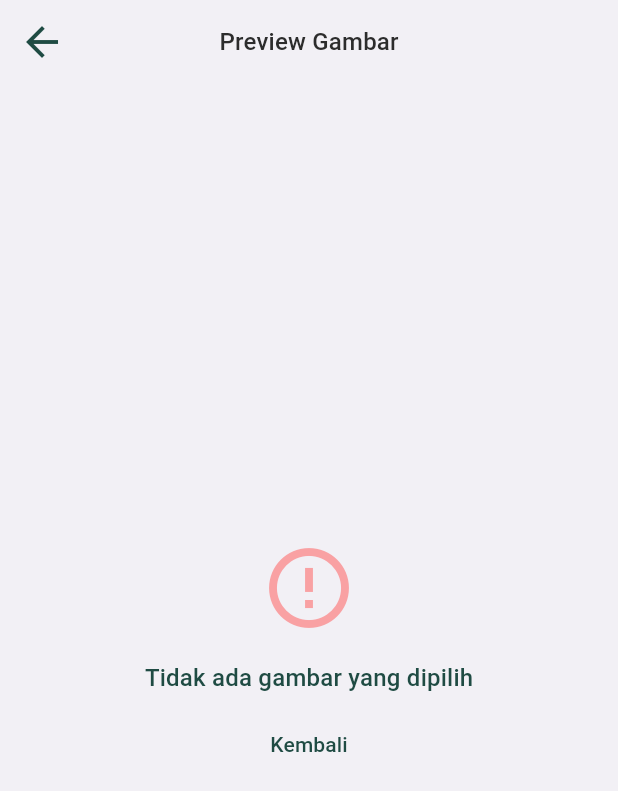
After one commit to DICODING-PG002/nabatdex, a Flutter app: the ImagePreviewScreen screen opened by its route, on a phone screen of 412 x 824 dp. The commit adds this screen. Shown: the top 791 px of the screen. Run offline on Flutter 3.47's test engine with Material 3 defaults, Android fonts, the phone set to English and light mode, and no system bars; our stand-ins replace google_fonts, image_cropper, image_picker, material_symbols_icons, permission_handler.

Commit message:
[feature/scanner]: select image from gallery & camera done

```diff
--- a/lib/core/constant/app_routes.dart
+++ b/lib/core/constant/app_routes.dart
@@ -1,6 +1,7 @@
 import 'package:nabatdex/common/shared_screen/main_screen.dart';
 import 'package:nabatdex/core/constant/app_navigation_items.dart';
 import 'package:nabatdex/features/journal/presentation/screen/plant_journal_screen.dart';
+import 'package:nabatdex/features/scanner/presentation/screen/image_preview_screen.dart';
 import 'package:nabatdex/features/scanner/presentation/screen/prediction_error_screen.dart';
 import 'package:nabatdex/features/scanner/presentation/screen/prediction_loading_screen.dart';
 import 'package:nabatdex/features/scanner/presentation/screen/prediction_result_screen.dart';
@@ -18,6 +19,7 @@ class AppRoutes {
 
     // Di bawah ini named route untuk semua screen
     // kecuali main screen journal dan ensiklopedia sudah ada di routes '/'
+    '/scanner/preview': (context) => const ImagePreviewScreen(),
     '/scanner/prediction/result': (context) => PredictionResultScreen(),
     '/scanner/prediction/loading': (context) => PredictionLoadingScreen(),
     '/scanner/prediction/error': (context) => PredictionErrorScreen(),
--- /dev/null
+++ b/lib/features/scanner/presentation/screen/image_preview_screen.dart
@@ -0,0 +1,240 @@
+import 'dart:io';
+import 'package:flutter/material.dart';
+import 'package:nabatdex/common/shared_widgets/main_app_bar.dart';
+import 'package:nabatdex/core/constant/app_theme.dart';
+import 'package:nabatdex/features/scanner/presentation/providers/image_scan_provider.dart';
+import 'package:provider/provider.dart';
+
+class ImagePreviewScreen extends StatelessWidget {
+  const ImagePreviewScreen({super.key});
+
+  @override
+  Widget build(BuildContext context) {
+    return Scaffold(
+      backgroundColor: AppTheme.backgroundColor,
+      appBar: const MainAppBar(title: "Preview Gambar"),
+      body: Consumer<ImageScanProvider>(
+        builder: (context, provider, child) {
+          final state = provider.state;
+
+          // Jika sedang loading (proses resize/crop)
+          if (state is ImageLoading) {
+            return Center(
+              child: Column(
+                mainAxisAlignment: MainAxisAlignment.center,
+                children: [
+                  const CircularProgressIndicator(
+                    color: AppTheme.primaryColor,
+                  ),
+                  const SizedBox(height: 16),
+                  Text(
+                    'Memproses gambar...',
+                    style: Theme.of(context).textTheme.titleMedium,
+                  ),
+                ],
+              ),
+            );
+          }
+
+          // Jika tidak ada gambar, tampilkan pesan error
+          if (provider.imageFile == null) {
+            return Center(
+              child: Column(
+                mainAxisAlignment: MainAxisAlignment.center,
+                children: [
+                  Icon(
+                    Icons.error_outline,
+                    size: 64,
+                    color: AppTheme.errorColor.withValues(alpha: 0.5),
+                  ),
+                  const SizedBox(height: 16),
+                  Text(
+                    'Tidak ada gambar yang dipilih',
+                    style: Theme.of(context).textTheme.titleMedium,
+                  ),
+                  const SizedBox(height: 8),
+                  TextButton(
+                    onPressed: () => Navigator.of(context).pop(),
+                    child: const Text('Kembali'),
+                  ),
+                ],
+              ),
+            );
+          }
+
+          return SingleChildScrollView(
+            child: Padding(
+              padding: const EdgeInsets.all(16.0),
+              child: Column(
+                crossAxisAlignment: CrossAxisAlignment.stretch,
+                children: [
+                  // Info Card
+                  Card(
+                    color: AppTheme.whiteColor,
+                    elevation: 2,
+                    shape: RoundedRectangleBorder(
+                      borderRadius: BorderRadius.circular(12),
+                    ),
+                    child: Padding(
+                      padding: const EdgeInsets.all(16.0),
+                      child: Row(
+                        children: [
+                          Icon(
+                            Icons.info_outline,
+                            color: AppTheme.primaryColor,
+                            size: 24,
+                          ),
+                          const SizedBox(width: 12),
+                          Expanded(
+                            child: Text(
+                              'Pastikan foto daun jelas dengan pencahayaan yang baik',
+                              style: Theme.of(context).textTheme.bodyMedium?.copyWith(
+                                color: AppTheme.textColor,
+                              ),
+                            ),
+                          ),
+                        ],
+                      ),
+                    ),
+                  ),
+
+                  const SizedBox(height: 24),
+
+                  // Preview Image Container
+                  Container(
+                    decoration: BoxDecoration(
+                      color: AppTheme.whiteColor,
+                      borderRadius: BorderRadius.circular(16),
+                      boxShadow: [
+                        BoxShadow(
+                          color: Colors.black.withValues(alpha: 0.1),
+                          blurRadius: 10,
+                          offset: const Offset(0, 4),
+                        ),
+                      ],
+                    ),
+                    child: ClipRRect(
+                      borderRadius: BorderRadius.circular(16),
+                      child: AspectRatio(
+                        aspectRatio: 1, // 1:1 ratio
+                        child: Image.file(
+                          File(provider.imageFile!.path),
+                          fit: BoxFit.cover,
+                        ),
+                      ),
+                    ),
+                  ),
+
+                  const SizedBox(height: 16),
+
+                  // Image Size Info
+                  Center(
+                    child: Text(
+                      'Ukuran gambar: 256 x 256 px',
+                      style: Theme.of(context).textTheme.bodySmall?.copyWith(
+                        color: AppTheme.bodyTextColor,
+                      ),
+                    ),
+                  ),
+
+                  const SizedBox(height: 32),
+
+                  // Edit Button
+                  OutlinedButton.icon(
+                    onPressed: () async {
+                      await provider.cropImage();
+                      // Jika user membatalkan crop, tetap di screen ini
+                    },
+                    icon: const Icon(Icons.edit),
+                    label: const Text('Edit Gambar'),
+                    style: OutlinedButton.styleFrom(
+                      foregroundColor: AppTheme.primaryColor,
+                      side: const BorderSide(color: AppTheme.primaryColor, width: 2),
+                      minimumSize: const Size(double.infinity, 52),
+                      shape: RoundedRectangleBorder(
+                        borderRadius: BorderRadius.circular(12),
+                      ),
+                    ),
+                  ),
+
+                  const SizedBox(height: 12),
+
+                  // Analyze Button
+                  ElevatedButton.icon(
+                    onPressed: () {
+                      _handleAnalyze(context, provider);
+                    },
+                    icon: const Icon(Icons.analytics),
+                    label: const Text('Analisis Gambar'),
+                    style: ElevatedButton.styleFrom(
+                      backgroundColor: AppTheme.primaryColor,
+                      foregroundColor: AppTheme.whiteColor,
+                      minimumSize: const Size(double.infinity, 52),
+                      shape: RoundedRectangleBorder(
+                        borderRadius: BorderRadius.circular(12),
+                      ),
+                    ),
+                  ),
+
+                  const SizedBox(height: 12),
+
+                  // Cancel Button
+                  TextButton(
+                    onPressed: () {
+                      // Clear image dan kembali
+                      provider.clearImage();
+                      Navigator.of(context).pop();
+                    },
+                    child: Text(
+                      'Batal',
+                      style: Theme.of(context).textTheme.labelLarge?.copyWith(
+                        color: AppTheme.errorColor,
+                      ),
+                    ),
+                  ),
+
+                  const SizedBox(height: 16),
+                ],
+              ),
+            ),
+          );
+        },
+      ),
+    );
+  }
+
+  /// Handler untuk tombol Analyze
+  /// TODO: Integrate dengan TFlite model di sini
+  void _handleAnalyze(BuildContext context, ImageScanProvider provider) {
+    // Validasi gambar
+    if (provider.imageFile == null) {
+      ScaffoldMessenger.of(context).showSnackBar(
+        const SnackBar(
+          content: Text('Tidak ada gambar untuk dianalisis'),
+          backgroundColor: AppTheme.errorColor,
+        ),
+      );
+      return;
+    }
+
+    // TODO: Di sini nanti akan diintegrasikan dengan TFlite model
+    // Untuk sekarang, tampilkan snackbar sebagai placeholder
+    ScaffoldMessenger.of(context).showSnackBar(
+      SnackBar(
+        content: const Text('Fitur analisis akan segera tersedia'),
+        backgroundColor: AppTheme.secondaryColor,
+        action: SnackBarAction(
+          label: 'OK',
+          textColor: AppTheme.whiteColor,
+          onPressed: () {},
+        ),
+      ),
+    );
+
+    // Contoh navigasi ke loading screen (uncomment jika sudah siap)
+    // Navigator.of(context).pushNamed('/scanner/prediction/loading');
+
+    // Atau bisa langsung ke hasil prediksi dengan data dummy
+    // Navigator.of(context).pushNamed('/scanner/prediction/result');
+  }
+}
--- a/pubspec.yaml
+++ b/pubspec.yaml
@@ -42,6 +42,10 @@ dependencies:
   image_cropper: ^11.0.0
   permission_handler: ^12.0.1
   camera: ^0.11.2
+  tflite_flutter: ^0.11.0
+  image: ^4.0.17
+  path_provider: ^2.1.1
+  path: ^1.8.3
 
 dev_dependencies:
   flutter_test:
```
Also changed, not shown: lib/features/scanner/presentation/providers/image_scan_provider.dart (+139 -16 lines), lib/features/scanner/presentation/screen/scan_options_dialog.dart (+53 -11 lines), pubspec.lock, 3 other files.
